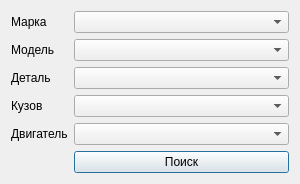
Before: the Qt Designer form filterdialog.ui in balamyt92/AutoInfo, drawn with Qt 5.
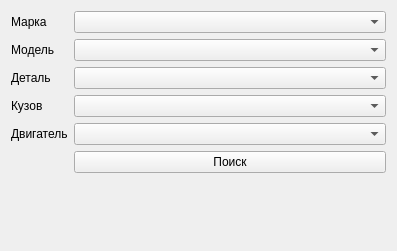
After: the same form once the commit is applied.

Diff of the .ui file:
```diff
--- a/filterdialog.ui
+++ b/filterdialog.ui
@@ -1,13 +1,13 @@
 <?xml version="1.0" encoding="UTF-8"?>
 <ui version="4.0">
  <class>FilterDialog</class>
- <widget class="QDialog" name="FilterDialog">
+ <widget class="QWidget" name="FilterDialog">
   <property name="geometry">
    <rect>
     <x>0</x>
     <y>0</y>
-    <width>300</width>
-    <height>173</height>
+    <width>397</width>
+    <height>251</height>
    </rect>
   </property>
   <property name="minimumSize">
```
